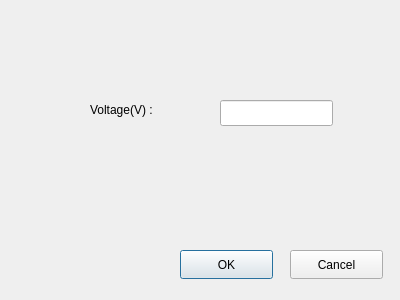
Above: linenodeitemdialog.ui from chewoo/L2Spice before the change. Below: the same form after it.
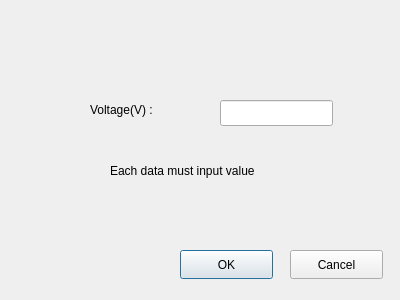
That is the form after the change.

Commit message: fixed input value bug

What changed in the file:
```diff
--- a/linenodeitemdialog.ui
+++ b/linenodeitemdialog.ui
@@ -62,6 +62,19 @@
     </rect>
    </property>
   </widget>
+  <widget class="QLabel" name="warning">
+   <property name="geometry">
+    <rect>
+     <x>110</x>
+     <y>160</y>
+     <width>191</width>
+     <height>21</height>
+    </rect>
+   </property>
+   <property name="text">
+    <string>Each data must input value</string>
+   </property>
+  </widget>
  </widget>
  <resources/>
  <connections/>
```
The commit also changes 14 other files.
